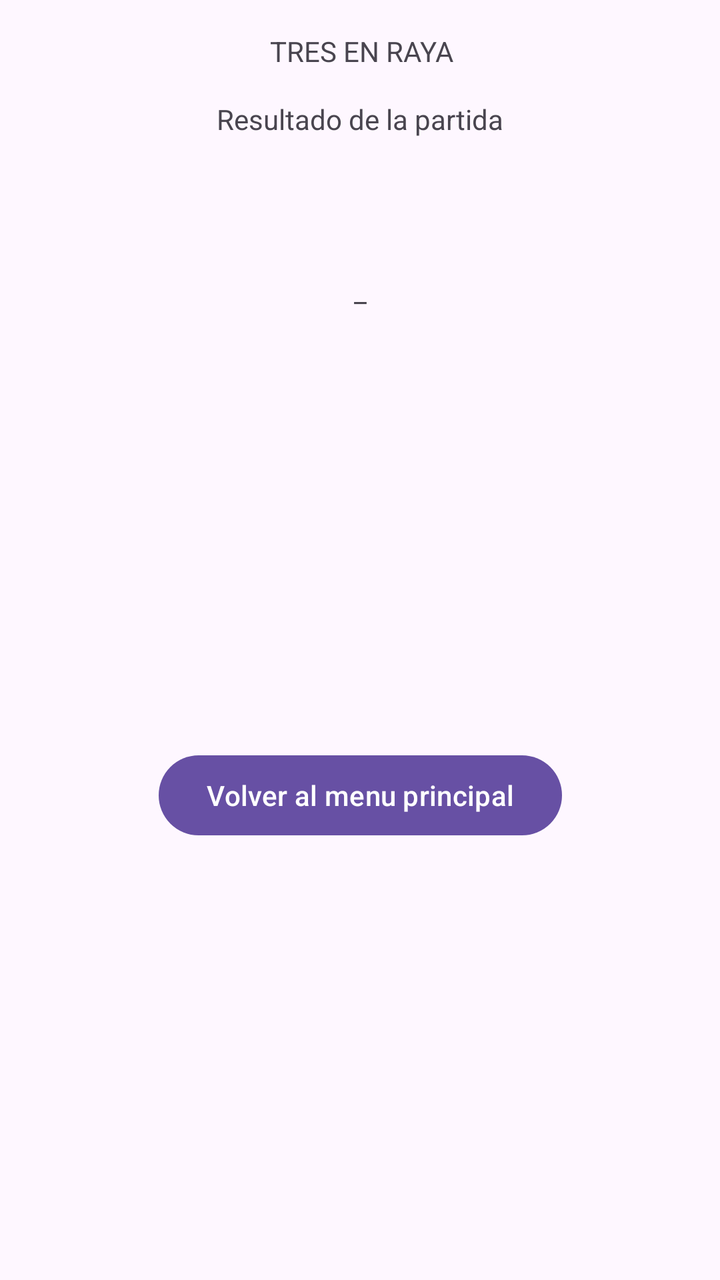
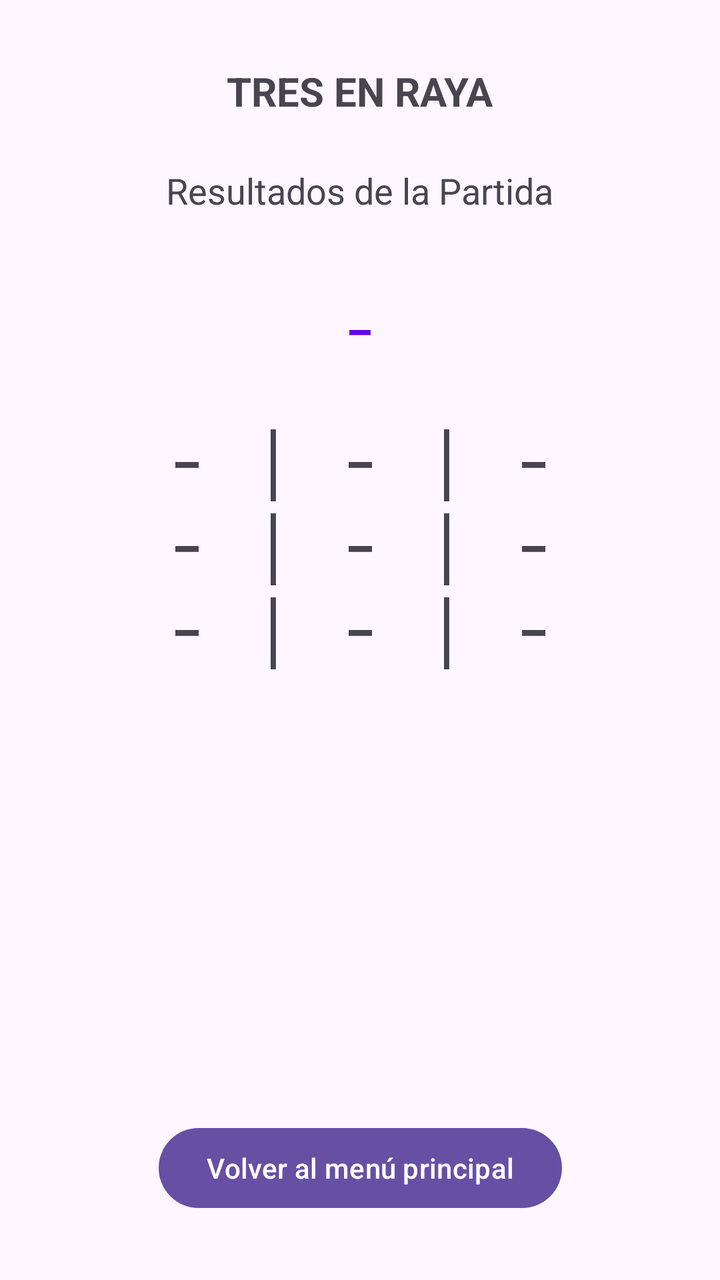

An Android layout rendered at two revisions. The XML below is the earlier revision; the diff shows what the commit changed to produce the second picture.
<!-- AndroidManifest.xml: application theme Theme.Tres_en_raya -->
<!-- res/layout/activity_resultado.xml -->
<?xml version="1.0" encoding="utf-8"?>
<androidx.constraintlayout.widget.ConstraintLayout xmlns:android="http://schemas.android.com/apk/res/android"
    xmlns:app="http://schemas.android.com/apk/res-auto"
    xmlns:tools="http://schemas.android.com/tools"
    android:layout_width="match_parent"
    android:layout_height="match_parent">

    
    <TextView
        android:id="@+id/titulo"
        android:layout_width="wrap_content"
        android:layout_height="wrap_content"
        android:layout_marginTop="16dp"
        android:layout_marginEnd="25dp"
        android:text="@string/titulo_juego"
        app:layout_constraintEnd_toEndOf="@+id/resultadosTitulo"
        app:layout_constraintTop_toTopOf="parent" />

    <TextView
        android:id="@+id/resultadosTitulo"
        android:layout_width="wrap_content"
        android:layout_height="wrap_content"
        android:layout_marginTop="15dp"
        android:text="@string/resultadosTitulo"
        app:layout_constraintEnd_toEndOf="parent"
        app:layout_constraintStart_toStartOf="parent"
        app:layout_constraintTop_toBottomOf="@+id/titulo" />

    <TextView
        android:id="@+id/resultado"
        android:layout_width="wrap_content"
        android:layout_height="wrap_content"
        android:layout_marginTop="67dp"
        android:text="_"
        app:layout_constraintEnd_toEndOf="parent"
        app:layout_constraintStart_toStartOf="parent"
        app:layout_constraintTop_toBottomOf="@+id/resultadosTitulo" />

    <Button
        android:id="@+id/regresar"
        android:layout_width="wrap_content"
        android:layout_height="wrap_content"
        android:text="Volver al menu principal"
        app:layout_constraintBottom_toBottomOf="parent"
        app:layout_constraintEnd_toEndOf="parent"
        app:layout_constraintStart_toStartOf="parent"
        app:layout_constraintTop_toBottomOf="@+id/resultado" />

</androidx.constraintlayout.widget.ConstraintLayout>
<!-- resources referenced by this layout -->
<resources>
  <string name="resultadosTitulo">Resultado de la partida</string>
  <string name="titulo_juego">TRES EN RAYA</string>
  <style name="Theme.Tres_en_raya" parent="Base.Theme.Tres_en_raya" />
  <style name="Base.Theme.Tres_en_raya" parent="Theme.Material3.DayNight.NoActionBar">
          
          
      </style>
</resources>

<!-- the commit's change to res/layout/activity_resultado.xml (unified diff, before → after) -->
@@ -1,27 +1,28 @@
 <?xml version="1.0" encoding="utf-8"?>
 <androidx.constraintlayout.widget.ConstraintLayout xmlns:android="http://schemas.android.com/apk/res/android"
     xmlns:app="http://schemas.android.com/apk/res-auto"
-    xmlns:tools="http://schemas.android.com/tools"
     android:layout_width="match_parent"
     android:layout_height="match_parent">
 
-    
     <TextView
         android:id="@+id/titulo"
         android:layout_width="wrap_content"
         android:layout_height="wrap_content"
-        android:layout_marginTop="16dp"
-        android:layout_marginEnd="25dp"
+        android:layout_marginTop="32dp"
         android:text="@string/titulo_juego"
-        app:layout_constraintEnd_toEndOf="@+id/resultadosTitulo"
+        android:textSize="20sp"
+        android:textStyle="bold"
+        app:layout_constraintEnd_toEndOf="parent"
+        app:layout_constraintStart_toStartOf="parent"
         app:layout_constraintTop_toTopOf="parent" />
 
     <TextView
         android:id="@+id/resultadosTitulo"
         android:layout_width="wrap_content"
         android:layout_height="wrap_content"
-        android:layout_marginTop="15dp"
-        android:text="@string/resultadosTitulo"
+        android:layout_marginTop="24dp"
+        android:text="Resultados de la Partida"
+        android:textSize="18sp"
         app:layout_constraintEnd_toEndOf="parent"
         app:layout_constraintStart_toStartOf="parent"
         app:layout_constraintTop_toBottomOf="@+id/titulo" />
@@ -30,20 +31,36 @@
         android:id="@+id/resultado"
         android:layout_width="wrap_content"
         android:layout_height="wrap_content"
-        android:layout_marginTop="67dp"
+        android:layout_marginTop="32dp"
         android:text="_"
+        android:textSize="24sp"
+        android:textStyle="bold"
+        android:textColor="#FF6200EE"
         app:layout_constraintEnd_toEndOf="parent"
         app:layout_constraintStart_toStartOf="parent"
         app:layout_constraintTop_toBottomOf="@+id/resultadosTitulo" />
+
+    <TextView
+        android:id="@+id/tableroFinal"
+        android:layout_width="wrap_content"
+        android:layout_height="wrap_content"
+        android:layout_marginTop="32dp"
+        android:typeface="monospace"
+        android:textSize="36sp"
+        android:text="- | - | -\n- | - | -\n- | - | -"
+        android:gravity="center"
+        app:layout_constraintEnd_toEndOf="parent"
+        app:layout_constraintStart_toStartOf="parent"
+        app:layout_constraintTop_toBottomOf="@+id/resultado" />
 
     <Button
         android:id="@+id/regresar"
         android:layout_width="wrap_content"
         android:layout_height="wrap_content"
-        android:text="Volver al menu principal"
+        android:layout_marginBottom="32dp"
+        android:text="Volver al menú principal"
         app:layout_constraintBottom_toBottomOf="parent"
         app:layout_constraintEnd_toEndOf="parent"
-        app:layout_constraintStart_toStartOf="parent"
-        app:layout_constraintTop_toBottomOf="@+id/resultado" />
+        app:layout_constraintStart_toStartOf="parent" />
 
 </androidx.constraintlayout.widget.ConstraintLayout>
<!-- resource entries referenced after the edit -->
@@ -1,6 +1,5 @@
 <!-- resources referenced by this layout -->
 <resources>
-  <string name="resultadosTitulo">Resultado de la partida</string>
   <string name="titulo_juego">TRES EN RAYA</string>
   <style name="Theme.Tres_en_raya" parent="Base.Theme.Tres_en_raya" />
   <style name="Base.Theme.Tres_en_raya" parent="Theme.Material3.DayNight.NoActionBar">
